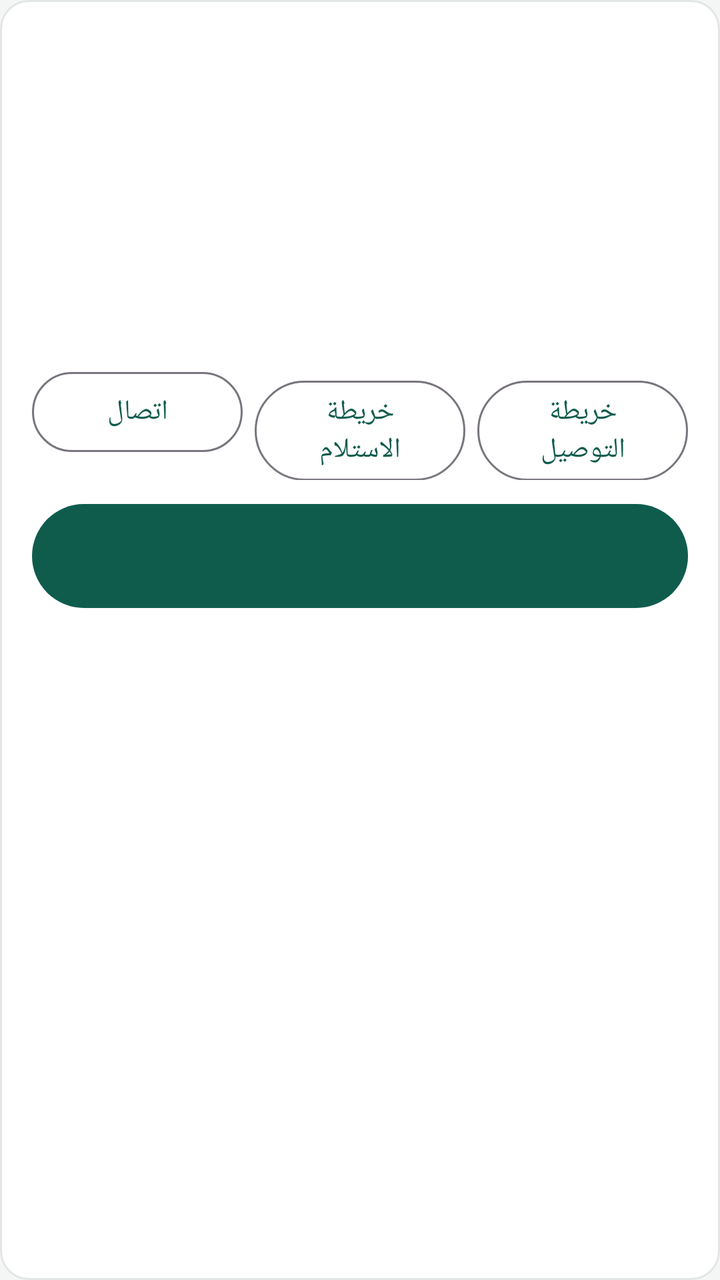
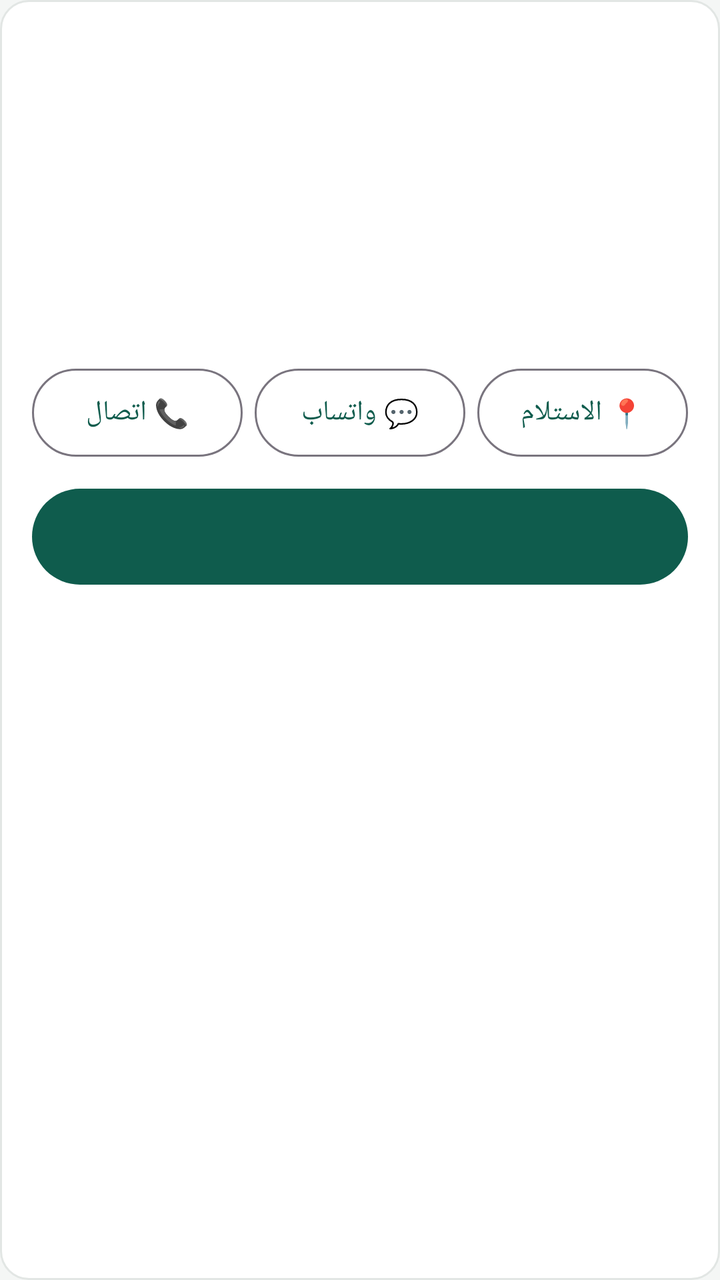

Screens rendered from an Android XML layout before and after an edit, with the pre-edit source and the edit as a unified diff.
<!-- AndroidManifest.xml: application theme Theme.Rafiq -->
<!-- res/layout/item_job.xml -->
<?xml version="1.0" encoding="utf-8"?>
<LinearLayout xmlns:android="http://schemas.android.com/apk/res/android"
    android:layout_width="match_parent"
    android:layout_height="wrap_content"
    android:layout_marginBottom="12dp"
    android:background="@drawable/card_bg"
    android:orientation="vertical"
    android:padding="16dp">

    <LinearLayout
        android:layout_width="match_parent"
        android:layout_height="wrap_content"
        android:orientation="horizontal">

        <TextView
            android:id="@+id/title"
            android:layout_width="0dp"
            android:layout_height="wrap_content"
            android:layout_weight="1"
            android:textColor="@color/text"
            android:textSize="18sp"
            android:textStyle="bold" />

        <TextView
            android:id="@+id/status"
            android:layout_width="wrap_content"
            android:layout_height="wrap_content"
            android:textColor="@color/brand"
            android:textStyle="bold" />
    </LinearLayout>

    <TextView android:id="@+id/time" style="@style/JobLine" />
    <TextView android:id="@+id/pickup" style="@style/JobLine" />
    <TextView android:id="@+id/dropoff" style="@style/JobLine" />
    <TextView android:id="@+id/customer" style="@style/JobLine" />
    <TextView android:id="@+id/notes" style="@style/JobLine" />

    <LinearLayout
        android:layout_width="match_parent"
        android:layout_height="wrap_content"
        android:layout_marginTop="10dp"
        android:orientation="horizontal">

        <Button
            android:id="@+id/call"
            style="@style/Widget.Material3.Button.OutlinedButton"
            android:layout_width="0dp"
            android:layout_height="wrap_content"
            android:layout_marginEnd="6dp"
            android:layout_weight="1"
            android:text="@string/call" />

        <Button
            android:id="@+id/nav_pickup"
            style="@style/Widget.Material3.Button.OutlinedButton"
            android:layout_width="0dp"
            android:layout_height="wrap_content"
            android:layout_marginEnd="6dp"
            android:layout_weight="1"
            android:text="@string/nav_pickup" />

        <Button
            android:id="@+id/nav_dropoff"
            style="@style/Widget.Material3.Button.OutlinedButton"
            android:layout_width="0dp"
            android:layout_height="wrap_content"
            android:layout_weight="1"
            android:text="@string/nav_dropoff" />
    </LinearLayout>

    <Button
        android:id="@+id/action"
        android:layout_width="match_parent"
        android:layout_height="60dp"
        android:layout_marginTop="8dp"
        android:textSize="17sp" />
</LinearLayout>
<!-- resources referenced by this layout -->
<resources>
  <color name="brand">#0F5C4D</color>
  <color name="text">#1B1F1E</color>
  <!-- drawable card_bg (drawable) -->
  <shape xmlns:android="http://schemas.android.com/apk/res/android">
      <solid android:color="@color/card" />
      <corners android:radius="14dp" />
      <stroke android:width="1dp" android:color="@color/line" />
  </shape>
  <string name="call">اتصال</string>
  <string name="nav_dropoff">خريطة التوصيل</string>
  <string name="nav_pickup">خريطة الاستلام</string>
  <style name="JobLine">
          <item name="android:layout_width">match_parent</item>
          <item name="android:layout_height">wrap_content</item>
          <item name="android:layout_marginTop">6dp</item>
          <item name="android:textColor">@color/text</item>
          <item name="android:textSize">15sp</item>
      </style>
  <style name="Theme.Rafiq" parent="Theme.Material3.DayNight.NoActionBar">
          <item name="colorPrimary">@color/brand</item>
          <item name="colorOnPrimary">@color/white</item>
          <item name="colorSecondary">@color/brand</item>
          <item name="android:windowBackground">@color/bg</item>
          <item name="android:statusBarColor">@color/brand_dark</item>
      </style>
  <color name="card">#FFFFFF</color>
  <color name="line">#E2E6E4</color>
  <color name="white">#FFFFFF</color>
  <color name="bg">#F4F6F5</color>
  <color name="brand_dark">#0A4338</color>
</resources>

<!-- the commit's change to res/layout/item_job.xml (unified diff, before → after) -->
@@ -18,7 +18,7 @@
             android:layout_height="wrap_content"
             android:layout_weight="1"
             android:textColor="@color/text"
-            android:textSize="18sp"
+            android:textSize="17sp"
             android:textStyle="bold" />
 
         <TextView
@@ -41,37 +41,34 @@
         android:layout_marginTop="10dp"
         android:orientation="horizontal">
 
-        <Button
+        <com.google.android.material.button.MaterialButton
             android:id="@+id/call"
-            style="@style/Widget.Material3.Button.OutlinedButton"
-            android:layout_width="0dp"
-            android:layout_height="wrap_content"
+            style="@style/JobButton"
             android:layout_marginEnd="6dp"
-            android:layout_weight="1"
             android:text="@string/call" />
 
-        <Button
+        <com.google.android.material.button.MaterialButton
+            android:id="@+id/whatsapp"
+            style="@style/JobButton"
+            android:layout_marginEnd="6dp"
+            android:text="@string/whatsapp" />
+
+        <com.google.android.material.button.MaterialButton
             android:id="@+id/nav_pickup"
-            style="@style/Widget.Material3.Button.OutlinedButton"
-            android:layout_width="0dp"
-            android:layout_height="wrap_content"
-            android:layout_marginEnd="6dp"
-            android:layout_weight="1"
+            style="@style/JobButton"
             android:text="@string/nav_pickup" />
-
-        <Button
-            android:id="@+id/nav_dropoff"
-            style="@style/Widget.Material3.Button.OutlinedButton"
-            android:layout_width="0dp"
-            android:layout_height="wrap_content"
-            android:layout_weight="1"
-            android:text="@string/nav_dropoff" />
     </LinearLayout>
 
-    <Button
+    
+    <com.google.android.material.button.MaterialButton
+        android:id="@+id/nav_dropoff"
+        style="@style/JobButton"
+        android:visibility="gone" />
+
+    <com.google.android.material.button.MaterialButton
         android:id="@+id/action"
         android:layout_width="match_parent"
-        android:layout_height="60dp"
+        android:layout_height="56dp"
         android:layout_marginTop="8dp"
-        android:textSize="17sp" />
+        android:textSize="16sp" />
 </LinearLayout>
<!-- resource entries referenced after the edit -->
@@ -8,9 +8,17 @@
       <corners android:radius="14dp" />
       <stroke android:width="1dp" android:color="@color/line" />
   </shape>
-  <string name="call">اتصال</string>
-  <string name="nav_dropoff">خريطة التوصيل</string>
-  <string name="nav_pickup">خريطة الاستلام</string>
+  <string name="call">📞 اتصال</string>
+  <string name="nav_pickup">📍 الاستلام</string>
+  <string name="whatsapp">💬 واتساب</string>
+  <style name="JobButton" parent="Widget.Material3.Button.OutlinedButton">
+          <item name="android:layout_width">0dp</item>
+          <item name="android:layout_height">52dp</item>
+          <item name="android:layout_weight">1</item>
+          <item name="android:textSize">14sp</item>
+          <item name="android:paddingStart">4dp</item>
+          <item name="android:paddingEnd">4dp</item>
+      </style>
   <style name="JobLine">
           <item name="android:layout_width">match_parent</item>
           <item name="android:layout_height">wrap_content</item>
